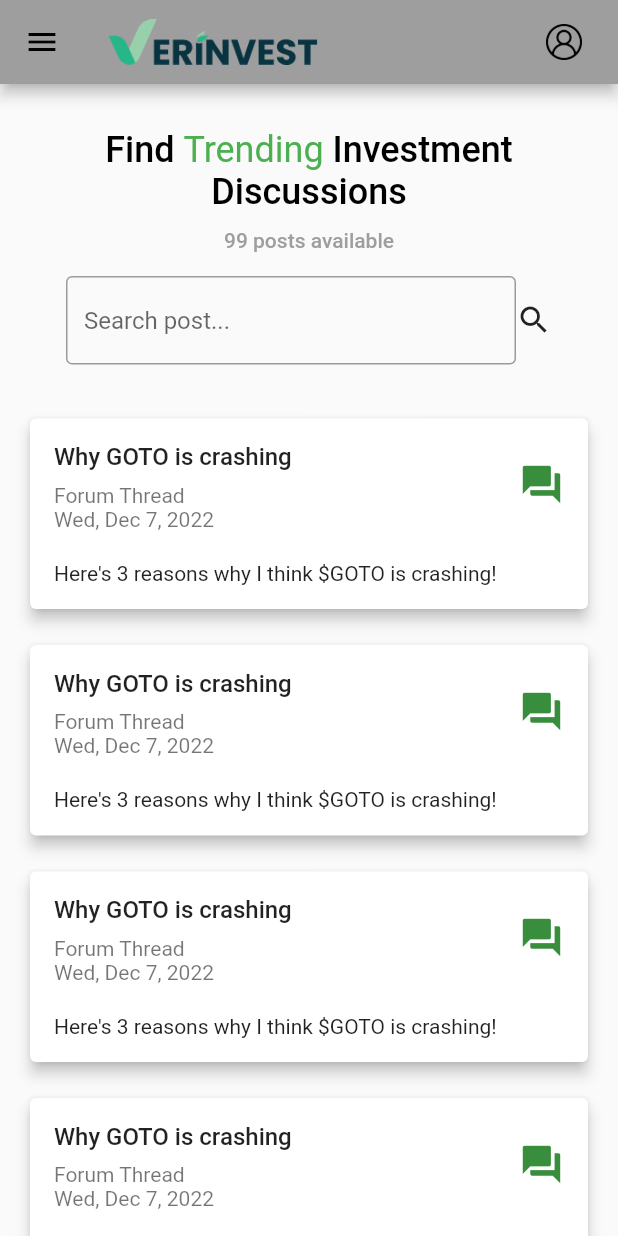
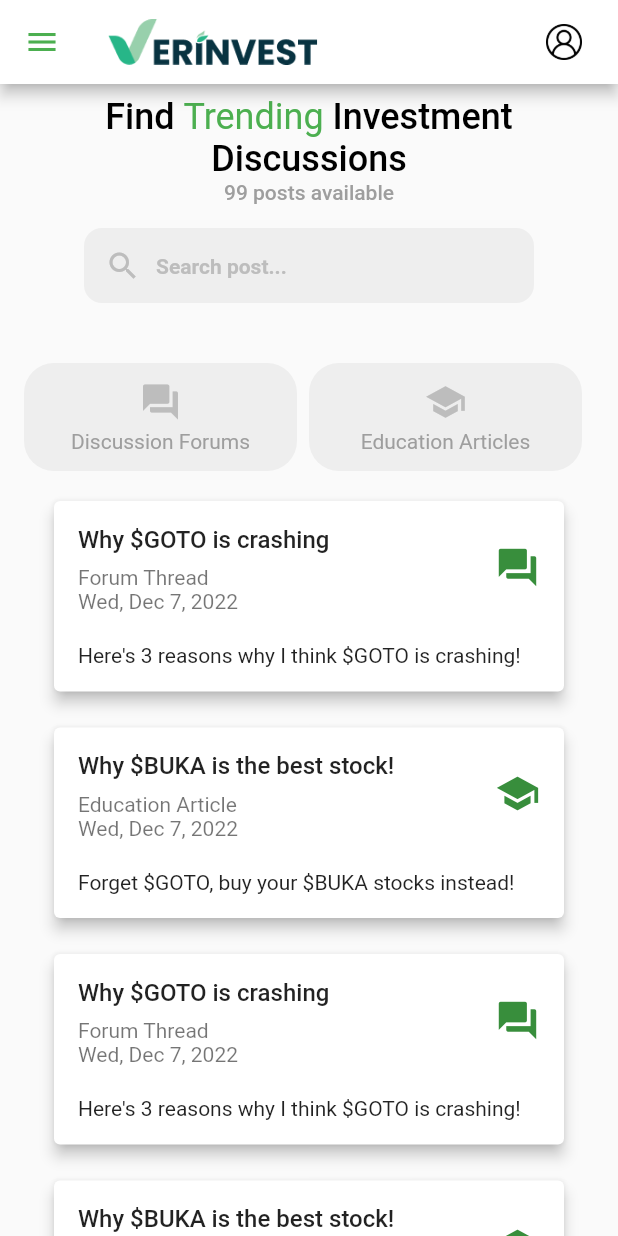
Before and after one commit to jeremyalv/verinvest-mobile, a Flutter app: the Collections screen opened directly, on a phone screen of 412 x 824 dp. Run offline on Flutter 3.47's test engine with Material 2 defaults, Android fonts, the phone set to English and light mode, and no system bars; missing offline and left inert: pbp_django_auth.

Commit message:
improved collections ui

```diff
--- a/lib/App.dart
+++ b/lib/App.dart
@@ -16,7 +16,7 @@ class App extends StatelessWidget {
         child: MaterialApp(
           title: "Verinvest",
           theme: ThemeData(
-            primarySwatch: Colors.grey,
+            primarySwatch: Colors.green,
           ),
           home: Home(),
         ));
--- a/lib/core/theme/theme.dart
+++ b/lib/core/theme/theme.dart
@@ -1,6 +1,6 @@
 import 'package:flutter/material.dart';
 
-class Theme {
+class AppTheme {
   static const Color black = Colors.black;
   static const Color white = Colors.white;
 
--- a/lib/features/collections/collections.dart
+++ b/lib/features/collections/collections.dart
@@ -1,11 +1,14 @@
 import 'package:flutter/material.dart';
-import 'package:verinvest_mobile/main.dart';
+import 'package:verinvest_mobile/features/collections/menu_option.dart';
+import '../navigation/verinvest_appbar.dart';
 import '../navigation/hamburger.dart';
 import '../navigation/bottom_navbar.dart';
+
+import './models/post.dart';
 import '../profile/profile.dart';
-import '../navigation/verinvest_appbar.dart';
-import './models/post.dart';
 import './post_card.dart';
+import './search_collection.dart';
+import './menu_option.dart';
 
 class Collections extends StatefulWidget {
   const Collections({super.key});
@@ -16,16 +19,42 @@ class Collections extends StatefulWidget {
 
 class _CollectionsState extends State<Collections> {
   int posts_count = 99;
-  Post dummyPost = Post(
+  String _query = "";
+
+  void _queryHandler(String query) {
+    setState(() {
+      _query = query;
+    });
+  }
+
+  @override
+  void initState() {
+    _query = "";
+    super.initState();
+  }
+
+  Post forumDummy = Post(
       pk: 1,
       postType: "forum",
-      author: "Bakchoomie",
+      author: "Silverman Sachs",
       dateCreated: DateTime.now(),
-      title: "Why GOTO is crashing",
+      title: "Why \$GOTO is crashing",
       content: "Here's 3 reasons why I think \$GOTO is crashing!",
-      upvotes: 10,
+      upvotes: 3,
       viewers: 50,
       commentsCount: 0);
+
+  Post educationDummy = Post(
+    pk: 2,
+    postType: "education",
+    author: "Debit Suisse",
+    dateCreated: DateTime.now(),
+    title: "Why \$BUKA is the best stock!",
+    content: "Forget \$GOTO, buy your \$BUKA stocks instead!",
+    upvotes: 90,
+    viewers: 5200,
+    commentsCount: 13,
+  );
 
   @override
   Widget build(BuildContext context) {
@@ -33,15 +62,15 @@ class _CollectionsState extends State<Collections> {
       appBar: const VerinvestAppbar(),
       drawer: const Hamburger(),
       body: SafeArea(
+        child: SingleChildScrollView(
+          child: Padding(
+            padding: const EdgeInsets.symmetric(vertical: 8, horizontal: 16),
             child: Center(
-          child: SingleChildScrollView(
               child: Column(
                 mainAxisAlignment: MainAxisAlignment.start,
                 crossAxisAlignment: CrossAxisAlignment.center,
                 children: [
-                Padding(
-                  padding: const EdgeInsets.fromLTRB(20, 30, 20, 10),
-                  child: Center(
+                  Center(
                     child: Flexible(
                       child: RichText(
                         textAlign: TextAlign.center,
@@ -62,7 +91,6 @@ class _CollectionsState extends State<Collections> {
                       ),
                     ),
                   ),
-                ),
                   Padding(
                     padding: EdgeInsets.fromLTRB(0, 0, 0, 0),
                     child: Text(
@@ -71,40 +99,50 @@ class _CollectionsState extends State<Collections> {
                           color: Colors.grey, fontWeight: FontWeight.w500),
                     ),
                   ),
-                Container(
-                  padding: const EdgeInsets.all(16),
-                  child: Row(
-                    mainAxisAlignment: MainAxisAlignment.center,
+                  SearchCollection(
+                    queryHandler: _queryHandler,
+                  ),
+                  SizedBox(height: 24),
+                  Column(
+                    crossAxisAlignment: CrossAxisAlignment.stretch,
                     children: [
-                      Container(
-                        width: 300,
-                        child: TextField(
-                          decoration: InputDecoration(
-                            hintText: "Search post...",
-                            fillColor: Colors.black,
-                            border: OutlineInputBorder(
-                              borderRadius: BorderRadius.circular(4),
+                      Row(
+                        mainAxisAlignment: MainAxisAlignment.spaceEvenly,
+                        children: <Widget>[
+                          MenuOption(
+                            text: "Discussion Forums",
+                            optionIcon: Icon(
+                              Icons.forum,
+                              size: 28,
+                              color: Colors.grey[400],
                             ),
                           ),
-                          onChanged: (text) {},
+                          SizedBox(width: 8),
+                          MenuOption(
+                            text: "Education Articles",
+                            optionIcon: Icon(
+                              Icons.school,
+                              size: 28,
+                              color: Colors.grey[400],
                             ),
                           ),
-                      Container(child: Icon(Icons.search)),
+                          SizedBox(width: 8),
                         ],
-                  ),
                       ),
                       Column(
                         children: [
-                    PostCard(post: dummyPost),
-                    PostCard(post: dummyPost),
-                    PostCard(post: dummyPost),
-                    PostCard(post: dummyPost),
-                    PostCard(post: dummyPost),
-                    PostCard(post: dummyPost),
-                    PostCard(post: dummyPost),
-                    PostCard(post: dummyPost),
-                    PostCard(post: dummyPost),
-                    PostCard(post: dummyPost),
+                          PostCard(post: forumDummy),
+                          PostCard(post: educationDummy),
+                          PostCard(post: forumDummy),
+                          PostCard(post: educationDummy),
+                          PostCard(post: forumDummy),
+                          PostCard(post: educationDummy),
+                          PostCard(post: forumDummy),
+                          PostCard(post: educationDummy),
+                          PostCard(post: forumDummy),
+                          PostCard(post: educationDummy),
+                        ],
+                      ),
                     ],
                   )
                 ],
@@ -112,6 +150,7 @@ class _CollectionsState extends State<Collections> {
             ),
           ),
         ),
+      ),
     );
   }
 }
--- /dev/null
+++ b/lib/features/collections/menu_option.dart
@@ -0,0 +1,35 @@
+import 'package:flutter/material.dart';
+
+class MenuOption extends StatelessWidget {
+  final String text;
+  final Icon optionIcon;
+
+  const MenuOption({super.key, required this.text, required this.optionIcon});
+
+  @override
+  Widget build(BuildContext context) {
+    return Expanded(
+      child: Container(
+        padding: const EdgeInsets.symmetric(vertical: 12, horizontal: 16),
+        decoration: BoxDecoration(
+            color: Colors.grey[200],
+            borderRadius: BorderRadius.all(
+              Radius.circular(20),
+            )),
+        child: Column(
+          mainAxisAlignment: MainAxisAlignment.center,
+          children: <Widget>[
+            optionIcon,
+            const SizedBox(
+              height: 4,
+            ),
+            Text(
+              "$text",
+              style: TextStyle(color: Colors.grey[500], fontSize: 14),
+            ),
+          ],
+        ),
+      ),
+    );
+  }
+}
--- /dev/null
+++ b/lib/features/collections/search_collection.dart
@@ -0,0 +1,87 @@
+import 'package:flutter/material.dart';
+import 'package:intl/intl.dart';
+import './models/post.dart';
+import '../navigation/verinvest_appbar.dart';
+import '../navigation/hamburger.dart';
+
+class SearchCollection extends StatefulWidget {
+  final Function queryHandler;
+  const SearchCollection({super.key, required this.queryHandler});
+
+  @override
+  State<SearchCollection> createState() => _SearchCollectionState();
+}
+
+class _SearchCollectionState extends State<SearchCollection> {
+  final _formKey = GlobalKey<FormState>();
+  final _queryController = TextEditingController();
+
+  // Create default value for form field
+  String _query = "";
+
+  void clearQueryBox() {
+    _queryController.clear();
+  }
+
+  @override
+  void initState() {
+    _query = "";
+    super.initState();
+  }
+
+  @override
+  Widget build(BuildContext context) {
+    return Container(
+      padding: const EdgeInsets.all(16),
+      child: Row(
+        mainAxisAlignment: MainAxisAlignment.center,
+        children: [
+          Container(
+            width: 300,
+            height: 50,
+            child: TextField(
+              controller: _queryController,
+              decoration: InputDecoration(
+                hintText: "Search post...",
+                hintStyle: TextStyle(
+                  fontSize: 14,
+                  color: Colors.grey[400],
+                  fontWeight: FontWeight.bold,
+                ),
+                fillColor: Colors.grey[200],
+                border: OutlineInputBorder(
+                  borderRadius: BorderRadius.circular(12),
+                  borderSide: BorderSide(
+                    width: 0,
+                    style: BorderStyle.none,
+                  ),
+                ),
+                filled: true,
+                prefixIcon: Padding(
+                  padding: EdgeInsets.only(left: 12, right: 8),
+                  child: Icon(
+                    Icons.search,
+                    color: Colors.grey[400],
+                    size: 24,
+                  ),
+                ),
+              ),
+              onChanged: (text) {
+                setState(() {
+                  _query = text;
+                });
+              },
+            ),
+          ),
+          // TextButton(
+          //     onPressed: () {
+          //       widget.queryHandler(_query);
+          //       clearQueryBox();
+          //     },
+          //     child: Container(
+          //         height: 40, width: 40, child: const Icon(Icons.search))),
+        ],
+      ),
+    );
+  }
+}
--- a/lib/features/navigation/verinvest_appbar.dart
+++ b/lib/features/navigation/verinvest_appbar.dart
@@ -16,6 +16,10 @@ class VerinvestAppbar extends StatelessWidget with PreferredSizeWidget {
   @override
   Widget build(BuildContext context) {
     return AppBar(
+        backgroundColor: Colors.white,
+        iconTheme: IconThemeData(
+          color: Colors.green,
+        ),
         title:
             Row(mainAxisAlignment: MainAxisAlignment.spaceBetween, children: [
           Image.asset('assets/images/verinvest_logo-1.png', width: 140),
@@ -23,8 +27,8 @@ class VerinvestAppbar extends StatelessWidget with PreferredSizeWidget {
             width: 40,
             child: TextButton(
               onPressed: () {
-            Navigator.pushReplacement(
-                context, MaterialPageRoute(builder: (context) => Profile()));
+                Navigator.pushReplacement(context,
+                    MaterialPageRoute(builder: (context) => Profile()));
               },
               child: Image.asset(
                 'assets/images/user.png',
```
Lines whose indentation alone changed are shown as unchanged.
